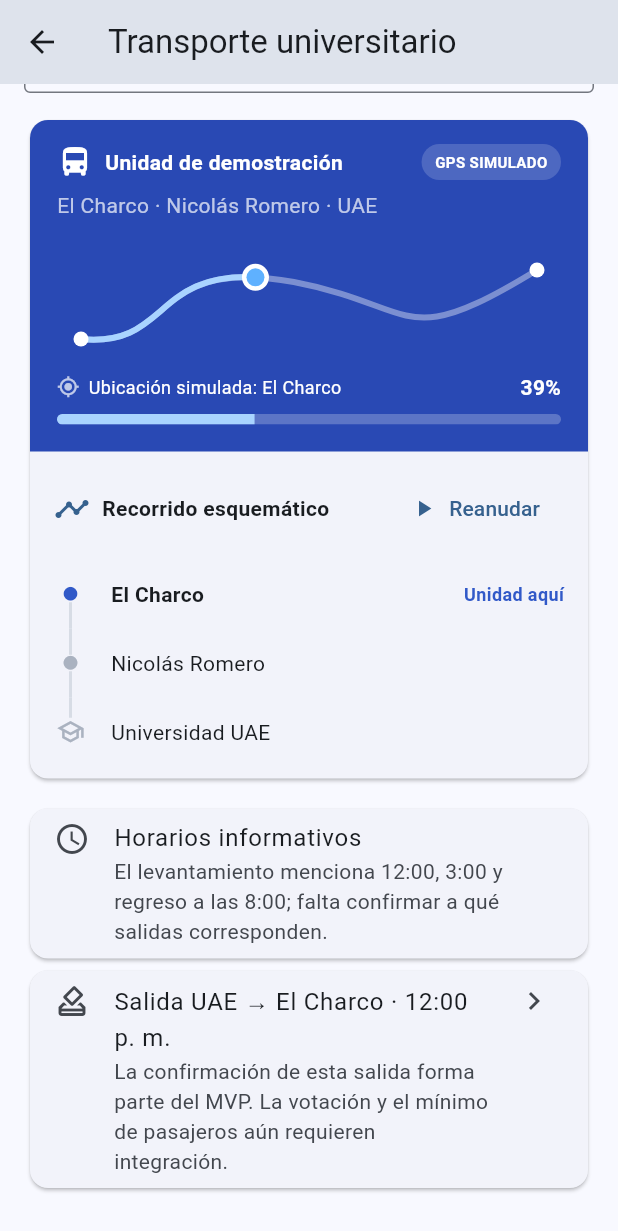
After one commit to CRYXZ369/app-uae, a Flutter app: the TransportScreen screen opened directly, scrolled down 214 dp, after a tap on "Pausar", on a phone screen of 412 x 824 dp. The commit adds this screen. Shown: the top 1231 px of the screen. Run offline on Flutter 3.47's test engine with Material 3 defaults, Android fonts, the phone set to English and light mode, and no system bars; our stand-ins replace flutter_secure_storage, material_ui; accounts and stored records are empty.

Commit message:
feat(transport): add simulated route tracking screen

```diff
--- a/apps/mobile/lib/features/home/presentation/home_screen.dart
+++ b/apps/mobile/lib/features/home/presentation/home_screen.dart
@@ -5,6 +5,7 @@ import '../../grades/domain/course_grade_summary.dart';
 import '../../grades/presentation/course_grades_screen.dart';
 import '../../academic/presentation/academic_module_screen.dart';
 import '../../academic/presentation/teacher_attendance_screen.dart';
+import '../../transport/presentation/transport_screen.dart';
 
 class HomeScreen extends StatefulWidget {
   const HomeScreen({
@@ -67,7 +68,14 @@ class _HomeScreenState extends State<HomeScreen> {
     }
 
     if (_isStudent) {
-      add(['Materias', 'Calificaciones', 'Horarios', 'Tareas', 'Asistencia']);
+      add([
+        'Materias',
+        'Calificaciones',
+        'Horarios',
+        'Tareas',
+        'Asistencia',
+        'Transporte',
+      ]);
     }
     if (_roleSet.contains('DOCENTE')) {
       add(['Horarios', 'Materias', 'Tareas', 'Asistencia']);
@@ -106,7 +114,7 @@ class _HomeScreenState extends State<HomeScreen> {
   }
 
   List<String> get _navigationModules {
-    if (_isStudent) return ['Materias', 'Notificaciones', 'Perfil'];
+    if (_isStudent) return ['Materias', 'Transporte', 'Perfil'];
     if (_roleSet.contains('DOCENTE')) {
       return ['Horarios', 'Asistencia', 'Perfil'];
     }
@@ -144,6 +152,12 @@ class _HomeScreenState extends State<HomeScreen> {
   }
 
   void _open(String title) {
+    if (title == 'Transporte') {
+      Navigator.of(
+        context,
+      ).push(MaterialPageRoute<void>(builder: (_) => const TransportScreen()));
+      return;
+    }
     if (title == 'Asistencia' && _roleSet.contains('DOCENTE')) {
       Navigator.of(context)
           .push(MaterialPageRoute<void>(builder: (_) => _moduleScreen(title)));
@@ -192,6 +206,7 @@ class _HomeScreenState extends State<HomeScreen> {
     'Horarios' => Icons.calendar_month,
     'Tareas' => Icons.assignment,
     'Asistencia' => Icons.check_circle_outline,
+    'Transporte' => Icons.directions_bus_outlined,
     'Grupos' => Icons.groups_outlined,
     'Cafetería' => Icons.restaurant,
     'Pedidos' => Icons.receipt_long,
@@ -363,6 +378,21 @@ class _HomeScreenState extends State<HomeScreen> {
                   onTap: () => _open('Horarios'),
                 ),
               ),
+            if (_isStudent)
+              Card(
+                child: ListTile(
+                  leading: const CircleAvatar(
+                    backgroundColor: Color(0xffe5efff),
+                    child: Icon(Icons.directions_bus, color: Color(0xff2949b4)),
+                  ),
+                  title: const Text('Transporte universitario'),
+                  subtitle: const Text(
+                    'Consulta rutas y sigue una unidad simulada',
+                  ),
+                  trailing: const Icon(Icons.chevron_right),
+                  onTap: () => _open('Transporte'),
+                ),
+              ),
           ],
         ),
       ),
@@ -384,6 +414,7 @@ class _HomeScreenState extends State<HomeScreen> {
   }
 
   Widget _moduleScreen(String title) {
+    if (title == 'Transporte') return const TransportScreen();
     if (title == 'Asistencia' && _roleSet.contains('DOCENTE')) {
       return TeacherAttendanceScreen(
         loadSessions: () => widget.loadAcademicModule(title),
--- /dev/null
+++ b/apps/mobile/lib/features/transport/presentation/transport_screen.dart
@@ -0,0 +1,432 @@
+import 'dart:async';
+
+import 'package:material_ui/material_ui.dart';
+
+class TransportScreen extends StatefulWidget {
+  const TransportScreen({super.key});
+
+  @override
+  State<TransportScreen> createState() => _TransportScreenState();
+}
+
+class _TransportScreenState extends State<TransportScreen> {
+  static const _routes = <_TransportRoute>[
+    _TransportRoute(
+      name: 'Ruta Larga',
+      detail: 'Del Rodeo · Tlalnepantla–Atizapán · Nicolás Romero · UAE',
+      stops: ['Del Rodeo', 'Nicolás Romero', 'Universidad UAE'],
+    ),
+    _TransportRoute(
+      name: 'Ruta Corta',
+      detail: 'El Charco · Nicolás Romero · UAE',
+      stops: ['El Charco', 'Nicolás Romero', 'Universidad UAE'],
+    ),
+    _TransportRoute(
+      name: 'Ruta Naucalpan',
+      detail: 'Naucalpan · Universidad UAE',
+      stops: ['Naucalpan', 'Universidad UAE'],
+    ),
+    _TransportRoute(
+      name: 'Ruta por confirmar',
+      detail: 'Recorrido pendiente de validación con la comunidad',
+      stops: ['Origen por confirmar', 'Universidad UAE'],
+    ),
+  ];
+
+  int _selectedRoute = 1;
+  double _progress = .38;
+  bool _running = true;
+  Timer? _timer;
+
+  _TransportRoute get _route => _routes[_selectedRoute];
+
+  @override
+  void initState() {
+    super.initState();
+    _startSimulation();
+  }
+
+  @override
+  void dispose() {
+    _timer?.cancel();
+    super.dispose();
+  }
+
+  void _startSimulation() {
+    _timer?.cancel();
+    _timer = Timer.periodic(const Duration(seconds: 2), (_) {
+      if (!mounted || !_running) return;
+      setState(() => _progress = _progress >= .96 ? .08 : _progress + .012);
+    });
+  }
+
+  String get _currentStop {
+    final stops = _route.stops;
+    final index = (_progress * (stops.length - 1)).floor();
+    return stops[index.clamp(0, stops.length - 1)];
+  }
+
+  @override
+  Widget build(BuildContext context) {
+    final colors = Theme.of(context).colorScheme;
+    return Scaffold(
+      appBar: AppBar(title: const Text('Transporte universitario')),
+      body: ListView(
+        padding: const EdgeInsets.fromLTRB(16, 8, 16, 28),
+        children: [
+          Container(
+            padding: const EdgeInsets.all(14),
+            decoration: BoxDecoration(
+              color: const Color(0xfffff4d6),
+              borderRadius: BorderRadius.circular(14),
+              border: Border.all(color: const Color(0xffffdfa0)),
+            ),
+            child: const Row(
+              crossAxisAlignment: CrossAxisAlignment.start,
+              children: [
+                Icon(Icons.info_outline, color: Color(0xff8b5a00)),
+                SizedBox(width: 10),
+                Expanded(
+                  child: Text(
+                    'Vista de demostración. La ruta se basa en el levantamiento; la unidad y su ubicación son simuladas. Horarios y paradas están pendientes de validación.',
+                    style: TextStyle(color: Color(0xff684600), height: 1.35),
+                  ),
+                ),
+              ],
+            ),
+          ),
+          const SizedBox(height: 18),
+          Text(
+            'Rutas disponibles',
+            style: Theme.of(context).textTheme.titleMedium,
+          ),
+          const SizedBox(height: 8),
+          DropdownButtonFormField<int>(
+            initialValue: _selectedRoute,
+            decoration: const InputDecoration(
+              border: OutlineInputBorder(),
+              prefixIcon: Icon(Icons.route),
+            ),
+            items: [
+              for (var i = 0; i < _routes.length; i++)
+                DropdownMenuItem(value: i, child: Text(_routes[i].name)),
+            ],
+            onChanged: (value) {
+              if (value != null) setState(() => _selectedRoute = value);
+            },
+          ),
+          const SizedBox(height: 14),
+          Card(
+            clipBehavior: Clip.antiAlias,
+            child: Column(
+              crossAxisAlignment: CrossAxisAlignment.start,
+              children: [
+                Container(
+                  width: double.infinity,
+                  color: const Color(0xff2949b4),
+                  padding: const EdgeInsets.fromLTRB(18, 16, 18, 18),
+                  child: Column(
+                    crossAxisAlignment: CrossAxisAlignment.start,
+                    children: [
+                      Row(
+                        children: [
+                          const Icon(Icons.directions_bus, color: Colors.white),
+                          const SizedBox(width: 8),
+                          const Expanded(
+                            child: Text(
+                              'Unidad de demostración',
+                              style: TextStyle(
+                                color: Colors.white,
+                                fontWeight: FontWeight.w700,
+                              ),
+                            ),
+                          ),
+                          Container(
+                            padding: const EdgeInsets.symmetric(
+                              horizontal: 9,
+                              vertical: 5,
+                            ),
+                            decoration: BoxDecoration(
+                              color: Colors.white.withValues(alpha: .17),
+                              borderRadius: BorderRadius.circular(20),
+                            ),
+                            child: const Text(
+                              'GPS SIMULADO',
+                              style: TextStyle(
+                                color: Colors.white,
+                                fontSize: 10,
+                                fontWeight: FontWeight.w700,
+                              ),
+                            ),
+                          ),
+                        ],
+                      ),
+                      const SizedBox(height: 8),
+                      Text(
+                        _route.detail,
+                        style: const TextStyle(
+                          color: Colors.white70,
+                          height: 1.3,
+                        ),
+                      ),
+                      const SizedBox(height: 16),
+                      _RouteDiagram(progress: _progress),
+                      const SizedBox(height: 8),
+                      Row(
+                        children: [
+                          const Icon(
+                            Icons.my_location,
+                            size: 15,
+                            color: Colors.white70,
+                          ),
+                          const SizedBox(width: 6),
+                          Expanded(
+                            child: Text(
+                              'Ubicación simulada: $_currentStop',
+                              style: const TextStyle(
+                                color: Colors.white,
+                                fontSize: 12,
+                              ),
+                            ),
+                          ),
+                          Text(
+                            '${(_progress * 100).round()}%',
+                            style: const TextStyle(
+                              color: Colors.white,
+                              fontWeight: FontWeight.bold,
+                            ),
+                          ),
+                        ],
+                      ),
+                      const SizedBox(height: 8),
+                      ClipRRect(
+                        borderRadius: BorderRadius.circular(8),
+                        child: LinearProgressIndicator(
+                          value: _progress,
+                          minHeight: 7,
+                          backgroundColor: Colors.white24,
+                          valueColor: const AlwaysStoppedAnimation<Color>(
+                            Color(0xffa9d4ff),
+                          ),
+                        ),
+                      ),
+                    ],
+                  ),
+                ),
+                Padding(
+                  padding: const EdgeInsets.fromLTRB(16, 14, 16, 10),
+                  child: Row(
+                    children: [
+                      Icon(Icons.timeline, color: colors.primary),
+                      const SizedBox(width: 8),
+                      const Expanded(
+                        child: Text(
+                          'Recorrido esquemático',
+                          style: TextStyle(fontWeight: FontWeight.w700),
+                        ),
+                      ),
+                      TextButton.icon(
+                        onPressed: () => setState(() => _running = !_running),
+                        icon: Icon(_running ? Icons.pause : Icons.play_arrow),
+                        label: Text(_running ? 'Pausar' : 'Reanudar'),
+                      ),
+                    ],
+                  ),
+                ),
+                for (var i = 0; i < _route.stops.length; i++)
+                  _StopTile(
+                    title: _route.stops[i],
+                    isFirst: i == 0,
+                    isLast: i == _route.stops.length - 1,
+                    isCurrent: _currentStop == _route.stops[i],
+                    passed: i / (_route.stops.length - 1) < _progress,
+                  ),
+                const SizedBox(height: 8),
+              ],
+            ),
+          ),
+          const SizedBox(height: 12),
+          Card(
+            child: ListTile(
+              leading: const Icon(Icons.schedule_outlined),
+              title: const Text('Horarios informativos'),
+              subtitle: const Text(
+                'El levantamiento menciona 12:00, 3:00 y regreso a las 8:00; falta confirmar a qué salidas corresponden.',
+              ),
+              isThreeLine: true,
+            ),
+          ),
+          Card(
+            child: ListTile(
+              leading: const Icon(Icons.how_to_vote_outlined),
+              title: const Text('Salida UAE → El Charco · 12:00 p. m.'),
+              subtitle: const Text(
+                'La confirmación de esta salida forma parte del MVP. La votación y el mínimo de pasajeros aún requieren integración.',
+              ),
+              isThreeLine: true,
+              trailing: const Icon(Icons.chevron_right),
+              onTap: () => ScaffoldMessenger.of(context).showSnackBar(
+                const SnackBar(
+                  content: Text(
+                    'La confirmación de salida estará disponible en una siguiente iteración.',
+                  ),
+                ),
+              ),
+            ),
+          ),
+        ],
+      ),
+    );
+  }
+}
+
+class _TransportRoute {
+  const _TransportRoute({
+    required this.name,
+    required this.detail,
+    required this.stops,
+  });
+  final String name;
+  final String detail;
+  final List<String> stops;
+}
+
+class _RouteDiagram extends StatelessWidget {
+  const _RouteDiagram({required this.progress});
+  final double progress;
+
+  @override
+  Widget build(BuildContext context) => SizedBox(
+    height: 78,
+    width: double.infinity,
+    child: CustomPaint(painter: _RoutePainter(progress)),
+  );
+}
+
+class _RoutePainter extends CustomPainter {
+  const _RoutePainter(this.progress);
+  final double progress;
+
+  @override
+  void paint(Canvas canvas, Size size) {
+    final path = Path()
+      ..moveTo(16, size.height - 14)
+      ..cubicTo(
+        size.width * .24,
+        size.height * .9,
+        size.width * .18,
+        8,
+        size.width * .47,
+        26,
+      )
+      ..cubicTo(
+        size.width * .72,
+        42,
+        size.width * .68,
+        size.height - 4,
+        size.width - 16,
+        18,
+      );
+    final base = Paint()
+      ..color = Colors.white38
+      ..style = PaintingStyle.stroke
+      ..strokeWidth = 4
+      ..strokeCap = StrokeCap.round;
+    canvas.drawPath(path, base);
+    final active = Paint()
+      ..color = const Color(0xffa9d4ff)
+      ..style = PaintingStyle.stroke
+      ..strokeWidth = 4
+      ..strokeCap = StrokeCap.round;
+    for (final metric in path.computeMetrics()) {
+      canvas.drawPath(metric.extractPath(0, metric.length * progress), active);
+      final tangent = metric.getTangentForOffset(metric.length * progress);
+      if (tangent != null) {
+        canvas.drawCircle(tangent.position, 9, Paint()..color = Colors.white);
+        canvas.drawCircle(
+          tangent.position,
+          6,
+          Paint()..color = const Color(0xff5fb1ff),
+        );
+      }
+    }
+    final dot = Paint()..color = Colors.white;
+    canvas.drawCircle(const Offset(16, 64), 5, dot);
+    canvas.drawCircle(Offset(size.width - 16, 18), 5, dot);
+  }
+
+  @override
+  bool shouldRepaint(covariant _RoutePainter oldDelegate) =>
+      oldDelegate.progress != progress;
+}
+
+class _StopTile extends StatelessWidget {
+  const _StopTile({
+    required this.title,
+    required this.isFirst,
+    required this.isLast,
+    required this.isCurrent,
+    required this.passed,
+  });
+  final String title;
+  final bool isFirst, isLast, isCurrent, passed;
+
+  @override
+  Widget build(BuildContext context) => SizedBox(
+    height: 46,
+    child: Row(
+      children: [
+        SizedBox(
+          width: 54,
+          child: Column(
+            children: [
+              Expanded(
+                child: Container(
+                  width: 2,
+                  color: isFirst
+                      ? Colors.transparent
+                      : (passed
+                            ? const Color(0xff3159c8)
+                            : const Color(0xffd7dce5)),
+                ),
+              ),
+              Icon(
+                isLast ? Icons.school_outlined : Icons.circle,
+                size: isLast ? 19 : 11,
+                color: passed
+                    ? const Color(0xff3159c8)
+                    : const Color(0xffaab2c0),
+              ),
+              Expanded(
+                child: Container(
+                  width: 2,
+                  color: isLast ? Colors.transparent : const Color(0xffd7dce5),
+                ),
+              ),
+            ],
+          ),
+        ),
+        Expanded(
+          child: Text(
+            title,
+            style: TextStyle(
+              fontWeight: isCurrent ? FontWeight.w700 : FontWeight.w400,
+            ),
+          ),
+        ),
+        if (isCurrent)
+          const Padding(
+            padding: EdgeInsets.only(right: 16),
+            child: Text(
+              'Unidad aquí',
+              style: TextStyle(
+                color: Color(0xff3159c8),
+                fontSize: 12,
+                fontWeight: FontWeight.w600,
+              ),
+            ),
+          ),
+      ],
+    ),
+  );
+}
```
Also changed, not shown: 1 other file.
